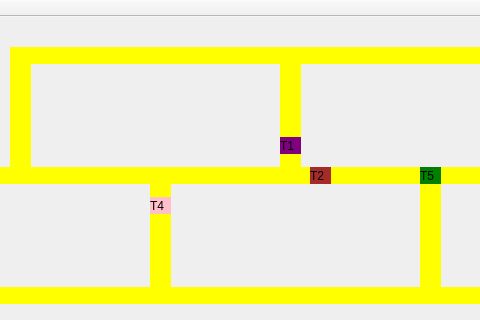
Qt form src/mainwindow.ui (taleshrocha/so-trabalho-2) before a commit; both pictures show x 190 to 670 and y 0 to 320 of the 1312 by 521 pixel window.
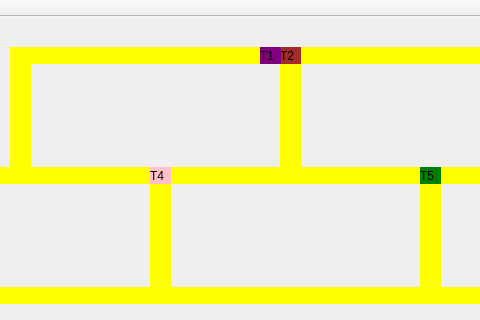
The same form after that commit.

Patch:
```diff
--- a/src/mainwindow.ui
+++ b/src/mainwindow.ui
@@ -17,8 +17,8 @@
    <widget class="QLabel" name="label_trem1">
     <property name="geometry">
      <rect>
-      <x>470</x>
-      <y>120</y>
+      <x>450</x>
+      <y>30</y>
       <width>21</width>
       <height>17</height>
      </rect>
@@ -204,8 +204,8 @@
    <widget class="QLabel" name="label_trem2">
     <property name="geometry">
      <rect>
-      <x>500</x>
-      <y>150</y>
+      <x>470</x>
+      <y>30</y>
       <width>21</width>
       <height>17</height>
      </rect>
@@ -301,7 +301,7 @@
     <property name="geometry">
      <rect>
       <x>340</x>
-      <y>180</y>
+      <y>150</y>
       <width>21</width>
       <height>17</height>
      </rect>
```
